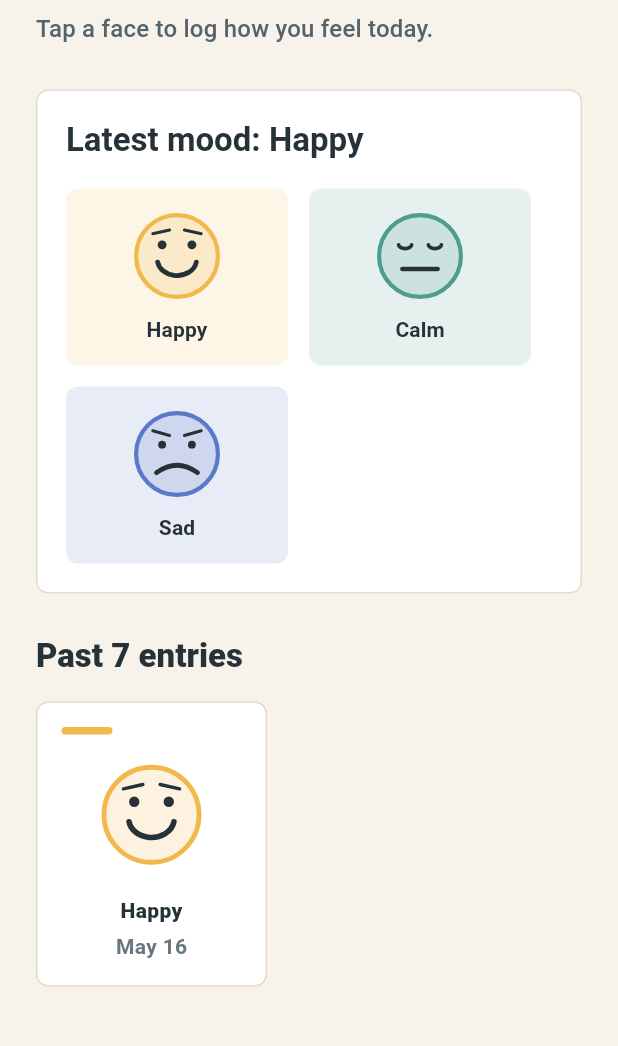
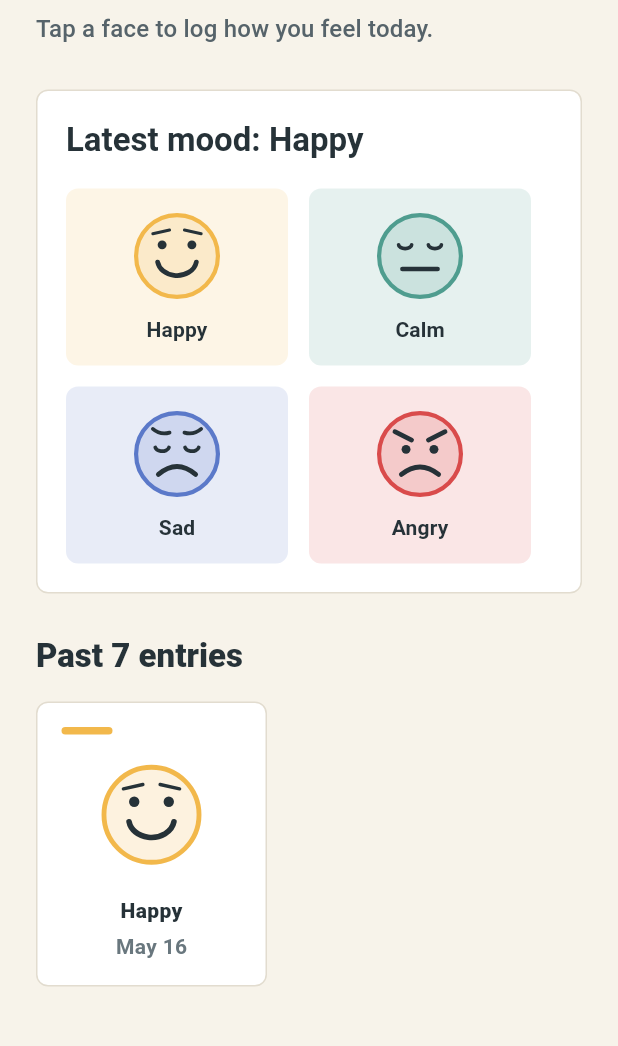
Before and after one commit to blobped/flutter-mood-tracker, a Flutter app: the screen it shows after launch, after a tap on "Happy", on a phone screen of 412 x 824 dp, the part 146-1192 px from its top. Run offline on Flutter 3.47's test engine with Material 3 defaults, Android fonts, the light colour scheme and no system bars; our stand-ins replace shared_preferences.

Commit message:
Refine CustomPainter mood expressions

```diff
--- a/lib/mood_entry.dart
+++ b/lib/mood_entry.dart
@@ -5,7 +5,8 @@ import 'package:flutter/material.dart';
 enum MoodType {
   happy('Happy', Color(0xFFF2B84B)),
   calm('Calm', Color(0xFF4F9D8F)),
-  sad('Sad', Color(0xFF5B79C9));
+  sad('Sad', Color(0xFF5B79C9)),
+  angry('Angry', Color(0xFFD94B4B));
 
   const MoodType(this.label, this.accent);
 
@@ -14,18 +15,13 @@ enum MoodType {
 }
 
 class MoodEntry {
-  const MoodEntry({
-    required this.mood,
-    required this.loggedAt,
-  });
+  const MoodEntry({required this.mood, required this.loggedAt});
 
   final MoodType mood;
   final DateTime loggedAt;
 
-  String get storageValue => jsonEncode({
-        'mood': mood.name,
-        'loggedAt': loggedAt.toIso8601String(),
-      });
+  String get storageValue =>
+      jsonEncode({'mood': mood.name, 'loggedAt': loggedAt.toIso8601String()});
 
   static MoodEntry? fromStorageValue(String value) {
     try {
--- a/lib/mood_face.dart
+++ b/lib/mood_face.dart
@@ -5,21 +5,14 @@ import 'package:flutter/material.dart';
 import 'mood_entry.dart';
 
 class MoodFace extends StatelessWidget {
-  const MoodFace({
-    super.key,
-    required this.mood,
-    this.size = 96,
-  });
+  const MoodFace({super.key, required this.mood, this.size = 96});
 
   final MoodType mood;
   final double size;
 
   @override
   Widget build(BuildContext context) {
-    return CustomPaint(
-      size: Size.square(size),
-      painter: MoodFacePainter(mood),
-    );
+    return CustomPaint(size: Size.square(size), painter: MoodFacePainter(mood));
   }
 }
 
@@ -61,7 +54,9 @@ class MoodFacePainter extends CustomPainter {
       case MoodType.calm:
         _paintCalm(canvas, size, center, featurePaint);
       case MoodType.sad:
-        _paintSad(canvas, size, center, featurePaint, eyePaint);
+        _paintSad(canvas, size, center, featurePaint);
+      case MoodType.angry:
+        _paintAngry(canvas, size, center, featurePaint, eyePaint);
     }
   }
 
@@ -109,12 +104,7 @@ class MoodFacePainter extends CustomPainter {
     );
   }
 
-  void _paintCalm(
-    Canvas canvas,
-    Size size,
-    Offset center,
-    Paint featurePaint,
-  ) {
+  void _paintCalm(Canvas canvas, Size size, Offset center, Paint featurePaint) {
     final eyePaintStroke = featurePaint..strokeWidth = size.shortestSide * 0.04;
     canvas.drawArc(
       Rect.fromCenter(
@@ -146,44 +136,50 @@ class MoodFacePainter extends CustomPainter {
     );
   }
 
-  void _paintSad(
-    Canvas canvas,
-    Size size,
-    Offset center,
-    Paint featurePaint,
-    Paint eyePaint,
-  ) {
-    final eyeRadius = size.shortestSide * 0.042;
-    canvas.drawCircle(
-      center.translate(-size.width * 0.16, -size.height * 0.1),
-      eyeRadius,
-      eyePaint,
+  void _paintSad(Canvas canvas, Size size, Offset center, Paint featurePaint) {
+    final browPaint = featurePaint..strokeWidth = size.shortestSide * 0.04;
+    _drawCurvedBrow(
+      canvas,
+      start: center.translate(-size.width * 0.26, -size.height * 0.27),
+      control: center.translate(-size.width * 0.18, -size.height * 0.2),
+      end: center.translate(-size.width * 0.08, -size.height * 0.23),
+      paint: browPaint,
     );
-    canvas.drawCircle(
-      center.translate(size.width * 0.16, -size.height * 0.1),
-      eyeRadius,
-      eyePaint,
+    _drawCurvedBrow(
+      canvas,
+      start: center.translate(size.width * 0.08, -size.height * 0.23),
+      control: center.translate(size.width * 0.18, -size.height * 0.2),
+      end: center.translate(size.width * 0.26, -size.height * 0.27),
+      paint: browPaint,
     );
 
-    final browPaint = featurePaint..strokeWidth = size.shortestSide * 0.034;
-    canvas.drawLine(
-      center.translate(-size.width * 0.26, -size.height * 0.25),
-      center.translate(-size.width * 0.08, -size.height * 0.2),
-      browPaint,
+    final eyePaintStroke = featurePaint..strokeWidth = size.shortestSide * 0.04;
+    _drawClosedEye(
+      canvas,
+      rect: Rect.fromCenter(
+        center: center.translate(-size.width * 0.16, -size.height * 0.08),
+        width: size.width * 0.15,
+        height: size.height * 0.1,
+      ),
+      paint: eyePaintStroke,
     );
-    canvas.drawLine(
-      center.translate(size.width * 0.08, -size.height * 0.2),
-      center.translate(size.width * 0.26, -size.height * 0.25),
-      browPaint,
+    _drawClosedEye(
+      canvas,
+      rect: Rect.fromCenter(
+        center: center.translate(size.width * 0.16, -size.height * 0.08),
+        width: size.width * 0.15,
+        height: size.height * 0.1,
+      ),
+      paint: eyePaintStroke,
     );
 
     final mouth = Path()
-      ..moveTo(center.dx - size.width * 0.22, center.dy + size.height * 0.2)
+      ..moveTo(center.dx - size.width * 0.2, center.dy + size.height * 0.22)
       ..quadraticBezierTo(
         center.dx,
-        center.dy + size.height * 0.04,
-        center.dx + size.width * 0.22,
-        center.dy + size.height * 0.2,
+        center.dy + size.height * 0.05,
+        center.dx + size.width * 0.2,
+        center.dy + size.height * 0.22,
       );
     canvas.drawPath(
       mouth,
@@ -191,6 +187,72 @@ class MoodFacePainter extends CustomPainter {
     );
   }
 
+  void _paintAngry(
+    Canvas canvas,
+    Size size,
+    Offset center,
+    Paint featurePaint,
+    Paint eyePaint,
+  ) {
+    final eyeRadius = size.shortestSide * 0.048;
+    canvas.drawCircle(
+      center.translate(-size.width * 0.15, -size.height * 0.05),
+      eyeRadius,
+      eyePaint,
+    );
+    canvas.drawCircle(
+      center.translate(size.width * 0.15, -size.height * 0.05),
+      eyeRadius,
+      eyePaint,
+    );
+
+    final browPaint = featurePaint..strokeWidth = size.shortestSide * 0.05;
+    canvas.drawLine(
+      center.translate(-size.width * 0.27, -size.height * 0.24),
+      center.translate(-size.width * 0.09, -size.height * 0.15),
+      browPaint,
+    );
+    canvas.drawLine(
+      center.translate(size.width * 0.09, -size.height * 0.15),
+      center.translate(size.width * 0.27, -size.height * 0.24),
+      browPaint,
+    );
+
+    final mouth = Path()
+      ..moveTo(center.dx - size.width * 0.2, center.dy + size.height * 0.22)
+      ..quadraticBezierTo(
+        center.dx,
+        center.dy + size.height * 0.06,
+        center.dx + size.width * 0.2,
+        center.dy + size.height * 0.22,
+      );
+    canvas.drawPath(
+      mouth,
+      featurePaint..strokeWidth = size.shortestSide * 0.052,
+    );
+  }
+
+  void _drawCurvedBrow(
+    Canvas canvas, {
+    required Offset start,
+    required Offset control,
+    required Offset end,
+    required Paint paint,
+  }) {
+    final brow = Path()
+      ..moveTo(start.dx, start.dy)
+      ..quadraticBezierTo(control.dx, control.dy, end.dx, end.dy);
+    canvas.drawPath(brow, paint);
+  }
+
+  void _drawClosedEye(
+    Canvas canvas, {
+    required Rect rect,
+    required Paint paint,
+  }) {
+    canvas.drawArc(rect, 0.2, math.pi - 0.4, false, paint);
+  }
+
   @override
   bool shouldRepaint(covariant MoodFacePainter oldDelegate) {
     return oldDelegate.mood != mood;
```
Also changed, not shown: 1 other file.
